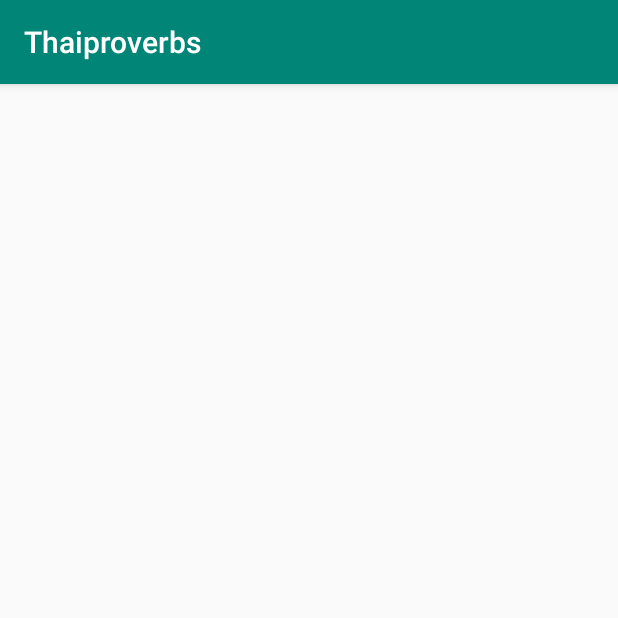
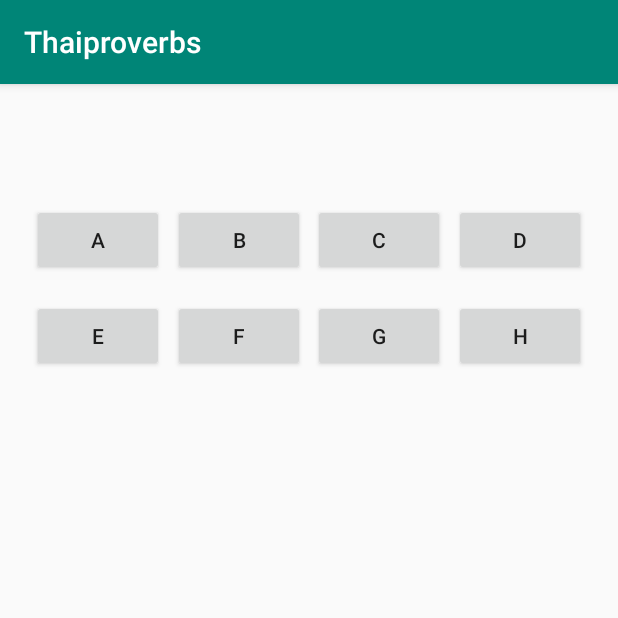
Before and after one commit to Mobidic26869/project, an Android app: the fragment Category shown on its own in the app's theme, on a phone screen of 412 x 824 dp, the top half of it. Run offline under Robolectric (Android 15) with nearby library versions, the phone set to English and light mode, and no system bars; our stand-ins replace data binding.

Commit message:
title go to category

```diff
--- a/app/build.gradle
+++ b/app/build.gradle
@@ -3,6 +3,7 @@ apply plugin: 'com.android.application'
 apply plugin: 'kotlin-android'
 
 apply plugin: 'kotlin-android-extensions'
+apply plugin: "androidx.navigation.safeargs.kotlin"
 
 android {
     compileSdkVersion 29
@@ -27,6 +28,7 @@ android {
 }
 
 dependencies {
+    def nav_version = "2.1.0-rc01"
     implementation fileTree(dir: 'libs', include: ['*.jar'])
     implementation "org.jetbrains.kotlin:kotlin-stdlib-jdk7:$kotlin_version"
     implementation 'androidx.appcompat:appcompat:1.0.2'
@@ -36,4 +38,6 @@ dependencies {
     testImplementation 'junit:junit:4.12'
     androidTestImplementation 'androidx.test:runner:1.2.0'
     androidTestImplementation 'androidx.test.espresso:espresso-core:3.1.1'
+    implementation "androidx.navigation:navigation-fragment-ktx:$nav_version"
+    implementation "androidx.navigation:navigation-ui-ktx:$nav_version"
 }
--- a/app/src/main/java/buu/lucio/thaiproverbs/Title.kt
+++ b/app/src/main/java/buu/lucio/thaiproverbs/Title.kt
@@ -7,6 +7,7 @@ import android.view.LayoutInflater
 import android.view.View
 import android.view.ViewGroup
 import androidx.databinding.DataBindingUtil
+import androidx.navigation.findNavController
 import buu.lucio.thaiproverbs.databinding.FragmentTitleBinding
 
 /**
@@ -17,6 +18,10 @@ class Title : Fragment() {
     override fun onCreateView(inflater: LayoutInflater, container: ViewGroup?,
                                 savedInstanceState: Bundle?): View? {
        val binding = DataBindingUtil.inflate<FragmentTitleBinding>(inflater,R.layout.fragment_title,container,false)
+        binding.categoryButton.setOnClickListener {view ->
+            view.findNavController().navigate(R.id.action_title2_to_category2)
+
+        }
         return binding.root
     }
 
--- a/app/src/main/res/layout/fragment_category.xml
+++ b/app/src/main/res/layout/fragment_category.xml
@@ -19,12 +19,97 @@
 <layout xmlns:android="http://schemas.android.com/apk/res/android"
     xmlns:app="http://schemas.android.com/apk/res-auto"
     xmlns:tools="http://schemas.android.com/tools"
-    tools:context="com.example.android.navigation.TitleFragment">
+    tools:context="buu.lucio.thaiproverbs.Category">
 
     <androidx.constraintlayout.widget.ConstraintLayout
-        android:id="@+id/titleConstraint"
+        android:id="@+id/categoryFragment"
         android:layout_width="match_parent"
         android:layout_height="match_parent">
 
+        <Button
+            android:id="@+id/category1_button"
+            android:layout_width="wrap_content"
+            android:layout_height="wrap_content"
+            android:layout_marginStart="16dp"
+            android:text="A"
+            app:layout_constraintBaseline_toBaselineOf="@+id/category2_button"
+            app:layout_constraintEnd_toStartOf="@+id/category2_button"
+            app:layout_constraintHorizontal_bias="0.5"
+            app:layout_constraintStart_toStartOf="parent" />
+
+        <Button
+            android:id="@+id/category2_button"
+            android:layout_width="wrap_content"
+            android:layout_height="wrap_content"
+            android:layout_marginTop="80dp"
+            android:text="B"
+            app:layout_constraintEnd_toStartOf="@+id/category3_button"
+            app:layout_constraintHorizontal_bias="0.5"
+            app:layout_constraintStart_toEndOf="@+id/category1_button"
+            app:layout_constraintTop_toTopOf="parent" />
+
+        <Button
+            android:id="@+id/category3_button"
+            android:layout_width="wrap_content"
+            android:layout_height="wrap_content"
+            android:text="C"
+            app:layout_constraintBaseline_toBaselineOf="@+id/category2_button"
+            app:layout_constraintEnd_toStartOf="@+id/category4_button"
+            app:layout_constraintHorizontal_bias="0.5"
+            app:layout_constraintStart_toEndOf="@+id/category2_button" />
+
+        <Button
+            android:id="@+id/category4_button"
+            android:layout_width="wrap_content"
+            android:layout_height="wrap_content"
+            android:layout_marginEnd="16dp"
+            android:text="D"
+            app:layout_constraintBaseline_toBaselineOf="@+id/category2_button"
+            app:layout_constraintEnd_toEndOf="parent"
+            app:layout_constraintHorizontal_bias="0.5"
+            app:layout_constraintStart_toEndOf="@+id/category3_button" />
+
+        <Button
+            android:id="@+id/category5_button"
+            android:layout_width="wrap_content"
+            android:layout_height="wrap_content"
+            android:layout_marginStart="16dp"
+            android:text="E"
+            app:layout_constraintBaseline_toBaselineOf="@+id/category6_button"
+            app:layout_constraintEnd_toStartOf="@+id/category6_button"
+            app:layout_constraintHorizontal_bias="0.5"
+            app:layout_constraintStart_toStartOf="parent" />
+
+        <Button
+            android:id="@+id/category6_button"
+            android:layout_width="wrap_content"
+            android:layout_height="wrap_content"
+            android:layout_marginTop="16dp"
+            android:text="F"
+            app:layout_constraintEnd_toStartOf="@+id/category7_button"
+            app:layout_constraintHorizontal_bias="0.5"
+            app:layout_constraintStart_toEndOf="@+id/category5_button"
+            app:layout_constraintTop_toBottomOf="@+id/category2_button" />
+
+        <Button
+            android:id="@+id/category7_button"
+            android:layout_width="wrap_content"
+            android:layout_height="wrap_content"
+            android:text="G"
+            app:layout_constraintBaseline_toBaselineOf="@+id/category6_button"
+            app:layout_constraintEnd_toStartOf="@+id/category8_button"
+            app:layout_constraintHorizontal_bias="0.5"
+            app:layout_constraintStart_toEndOf="@+id/category6_button" />
+
+        <Button
+            android:id="@+id/category8_button"
+            android:layout_width="wrap_content"
+            android:layout_height="wrap_content"
+            android:layout_marginEnd="16dp"
+            android:text="H"
+            app:layout_constraintBaseline_toBaselineOf="@+id/category6_button"
+            app:layout_constraintEnd_toEndOf="parent"
+            app:layout_constraintHorizontal_bias="0.5"
+            app:layout_constraintStart_toEndOf="@+id/category7_button" />
     </androidx.constraintlayout.widget.ConstraintLayout>
 </layout>
--- a/build.gradle
+++ b/build.gradle
@@ -8,6 +8,8 @@ buildscript {
 
     }
     dependencies {
+        def nav_version = "2.1.0"
+        classpath "androidx.navigation:navigation-safe-args-gradle-plugin:$nav_version"
         classpath 'com.android.tools.build:gradle:3.5.0'
         classpath "org.jetbrains.kotlin:kotlin-gradle-plugin:$kotlin_version"
         // NOTE: Do not place your application dependencies here; they belong
```
Also changed, not shown: app/src/main/res/layout/activity_main.xml (+5 -3 lines), app/src/main/res/navigation/navigation.xml (added, +22 -0 lines).
